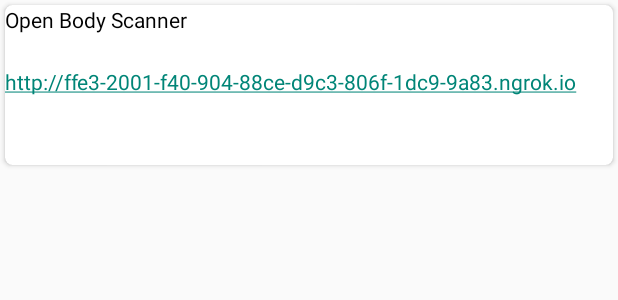
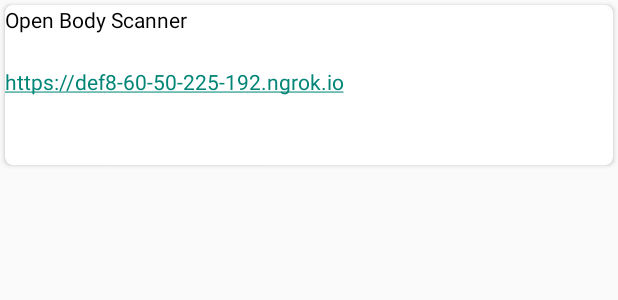
Before and after one commit to SMEGroup4/Fitness-App, an Android app: the layout tab_scanner.xml on its own in the app's theme, with its tools: preview values and no code run, on a phone screen of 412 x 824 dp. Shown: the top 300 px of the screen. Run offline under Robolectric (Android 15) with nearby library versions, the phone set to English and light mode, and no system bars.

Commit message:
Link update

```diff
--- a/app/src/main/res/values/about.xml
+++ b/app/src/main/res/values/about.xml
@@ -6,7 +6,7 @@
     <string name="bsd3" translatable="false">BSD 3</string>
     <string name="author" translatable="false">Charles Combes</string>
     <string name="opensource_label" translatable="false">Open-source URL: </string>
-    <string name="opensource_url" translatable="false">http://ffe3-2001-f40-904-88ce-d9c3-806f-1dc9-9a83.ngrok.io</string>
+    <string name="opensource_url" translatable="false">https://def8-60-50-225-192.ngrok.io</string>
     <string name="email_label" translatable="false">Contact the developer:</string>
     <string name="email_url" translatable="false">fastnfitnessapp@gmail.com</string>
     <string name="revision_history_label" translatable="false">Revision History:</string>
```
